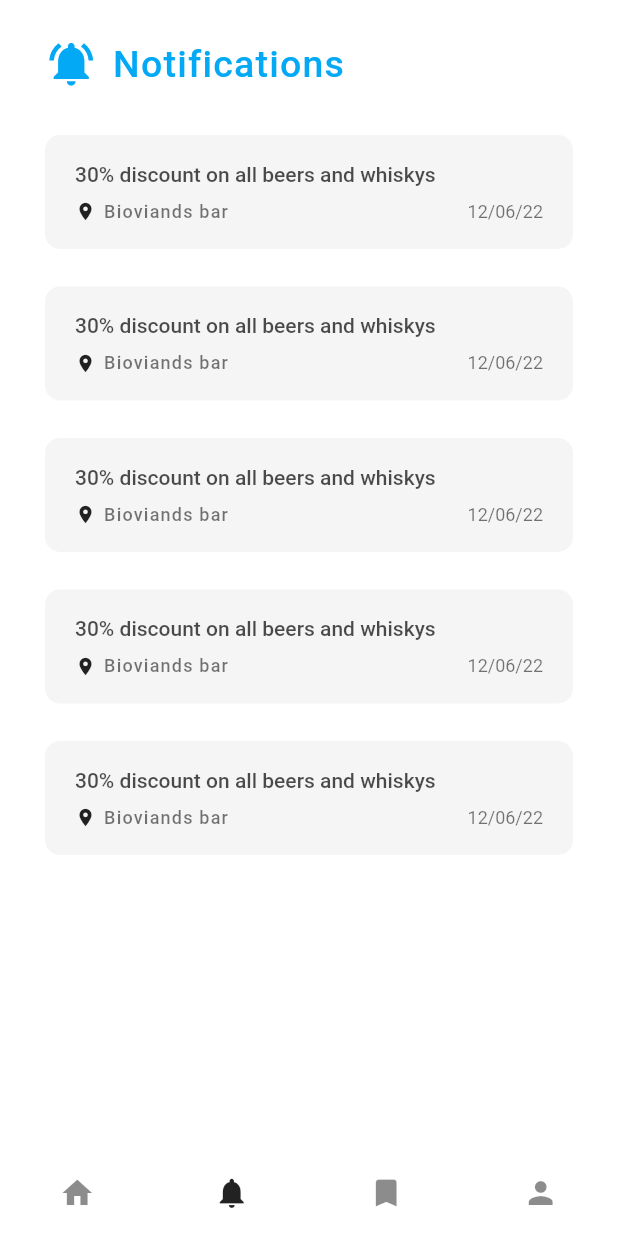
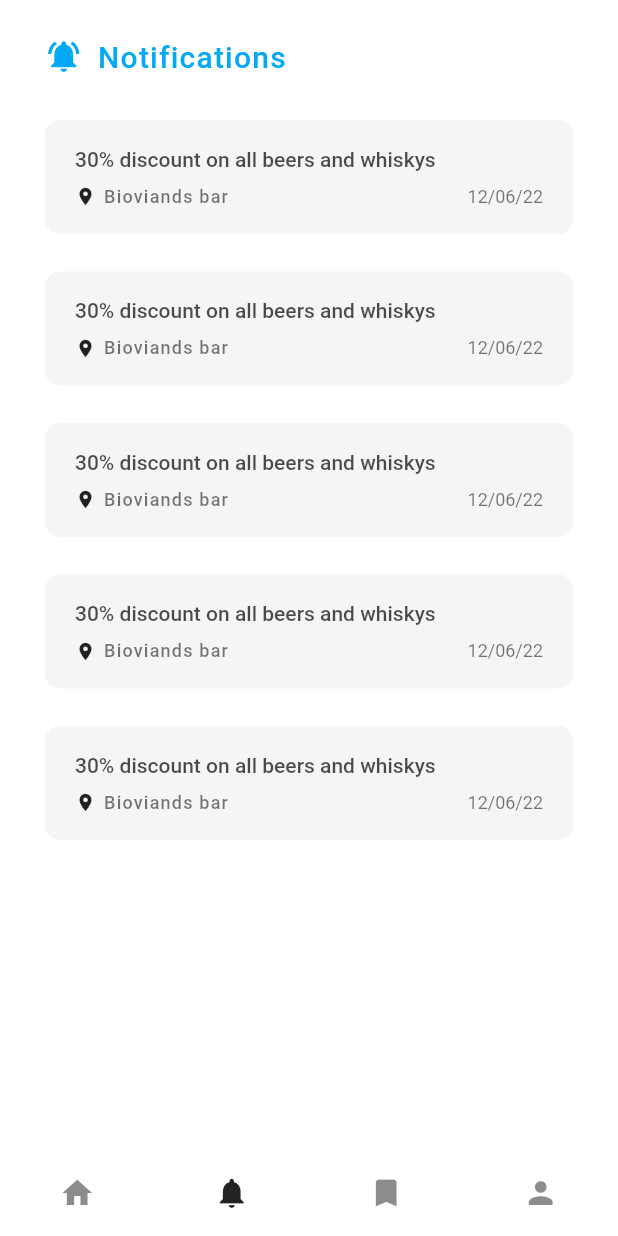
Before and after one commit to omarageorge/Belendroit, a Flutter app: the NavigationScreen screen opened by its route, item 2 of the bottom bar chosen, on a phone screen of 412 x 824 dp. Run offline on Flutter 3.47's test engine with Material 2 defaults, Android fonts, the phone set to English and light mode, and no system bars; network calls fail.

Commit message:
Reduced font size

```diff
--- a/lib/components/screen_title.dart
+++ b/lib/components/screen_title.dart
@@ -13,7 +13,7 @@ class ScreenTitle extends StatelessWidget {
       children: [
         Icon(
           icon,
-          size: 35.0,
+          size: 25.0,
           color: Colors.lightBlue,
         ),
         const SizedBox(
@@ -24,7 +24,7 @@ class ScreenTitle extends StatelessWidget {
           style: const TextStyle(
             color: Colors.lightBlue,
             fontWeight: FontWeight.w500,
-            fontSize: 25.0,
+            fontSize: 20.0,
             letterSpacing: 0.8,
           ),
         ),
```
